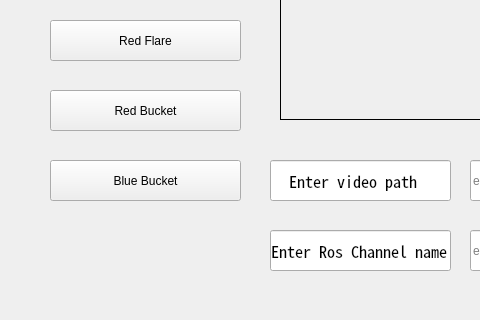
Before: the Qt Designer form tiburon_gui/ui/mainwin.ui in deviduttanayak-github/Team_Tiburon, drawn with Qt 5; both pictures show x 0 to 480 and y 217 to 537 of the 990 by 537 pixel window.
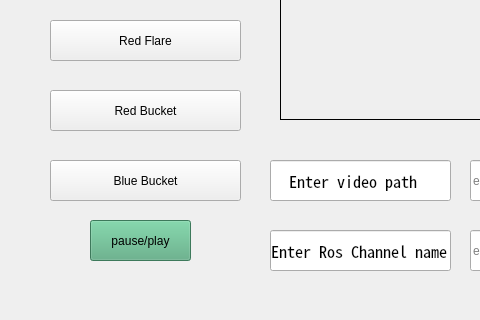
After: the same form once the commit is applied.

```diff
--- a/tiburon_gui/ui/mainwin.ui
+++ b/tiburon_gui/ui/mainwin.ui
@@ -368,6 +368,22 @@
      <string>enter video file path</string>
     </property>
    </widget>
+   <widget class="QPushButton" name="pause">
+    <property name="geometry">
+     <rect>
+      <x>90</x>
+      <y>420</y>
+      <width>101</width>
+      <height>41</height>
+     </rect>
+    </property>
+    <property name="styleSheet">
+     <string notr="true">background-color: rgb(85, 170, 127);</string>
+    </property>
+    <property name="text">
+     <string>pause/play</string>
+    </property>
+   </widget>
   </widget>
   <widget class="QMenuBar" name="menuBar">
    <property name="geometry">
```
